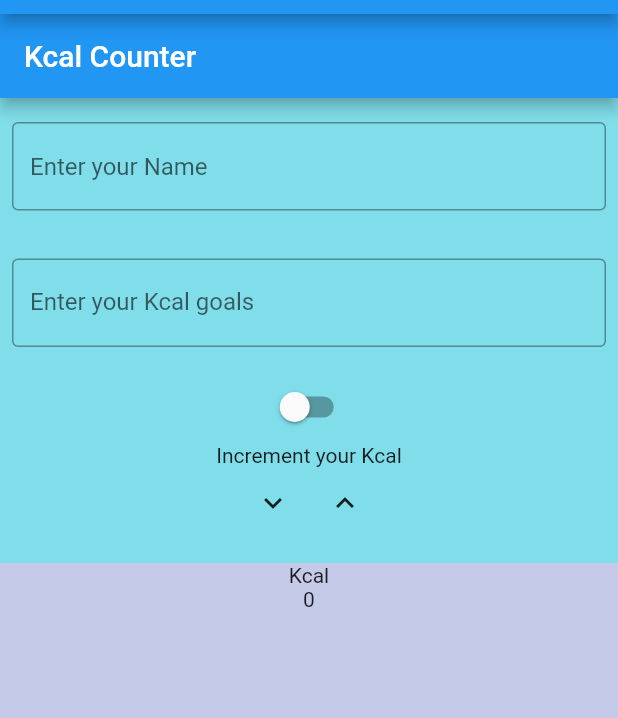
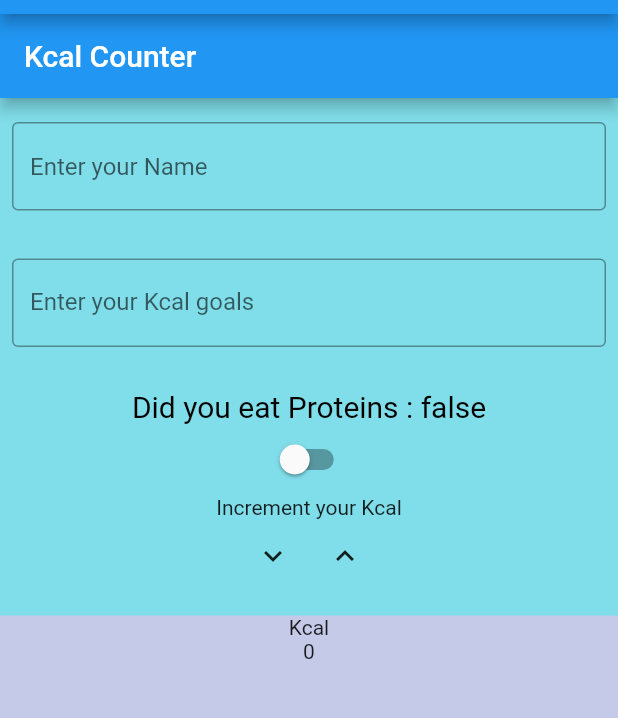
Before and after one commit to root-kawaii/fitness-app, a Flutter app: the screen it shows after launch, on a phone screen of 412 x 824 dp, the part 70-788 px from its top. Run offline on Flutter 3.47's test engine with Material 2 defaults, Android fonts, the phone set to English and light mode, and no system bars.

Commit message:
demo progress...

```diff
--- a/lib/main.dart
+++ b/lib/main.dart
@@ -58,6 +58,13 @@ class _ChildState extends State<Child> {
                 labelText: 'Enter your Kcal goals',
               ),
             ),
+          ),
+          SizedBox(
+            height: 12.0,
+          ),
+          Text(
+            'Did you eat Proteins : $state',
+            style: TextStyle(color: Colors.black, fontSize: 20.0),
           ),
           Switch(
               activeColor: Colors.pinkAccent,
```
